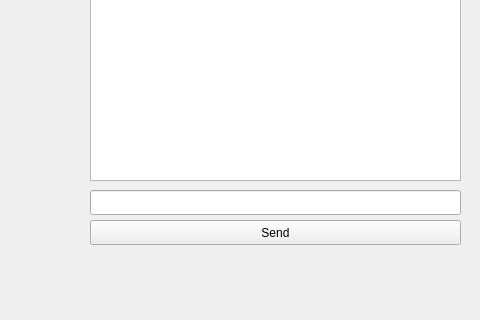
Old version of the form 07-GuessMyDrawing/Application/game.ui in the repository JelenaBondzic/GuessMyDrawing; both pictures show x 520 to 1000 and y 280 to 600 of the 1000 by 600 pixel window.
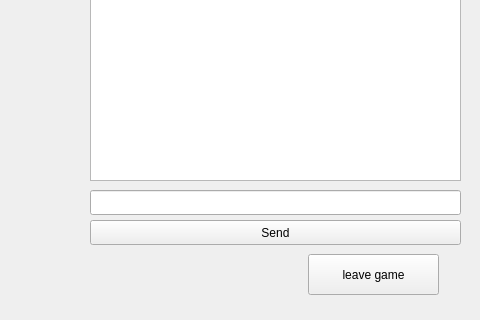
New version of the form.

Commit message: Added ignoring x button

Diff of the .ui file:
```diff
--- a/07-GuessMyDrawing/Application/game.ui
+++ b/07-GuessMyDrawing/Application/game.ui
@@ -138,6 +138,19 @@
     <string>Send</string>
    </property>
   </widget>
+  <widget class="QPushButton" name="pbLeave">
+   <property name="geometry">
+    <rect>
+     <x>828</x>
+     <y>534</y>
+     <width>131</width>
+     <height>41</height>
+    </rect>
+   </property>
+   <property name="text">
+    <string>leave game</string>
+   </property>
+  </widget>
  </widget>
  <resources/>
  <connections/>
```
The commit also changes 2 other files.
